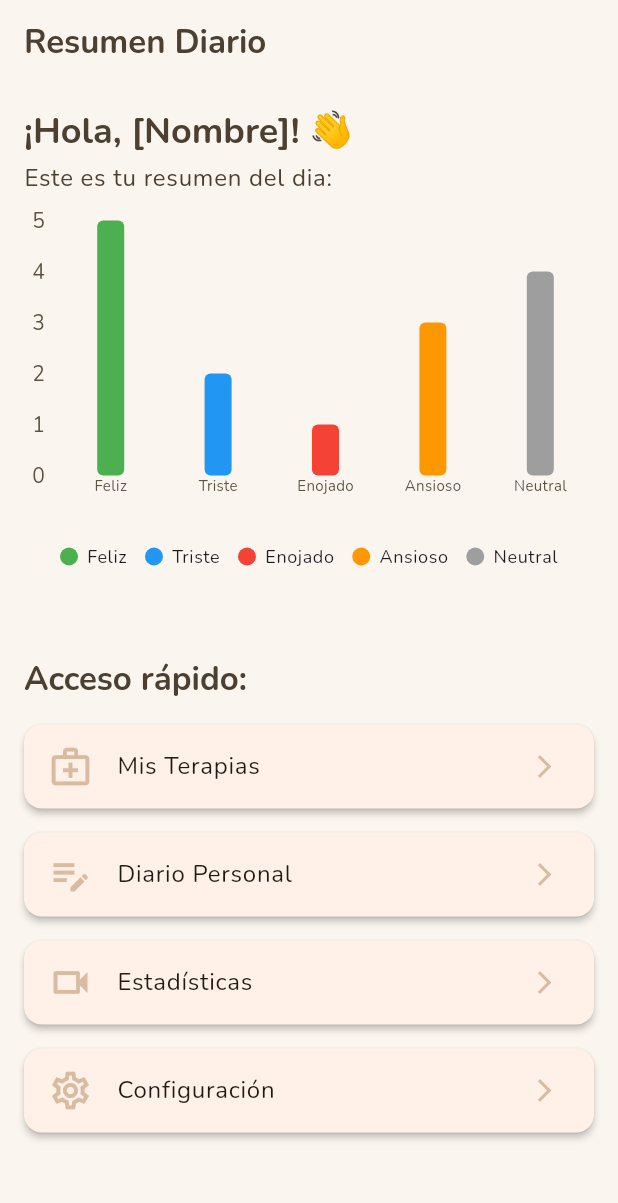
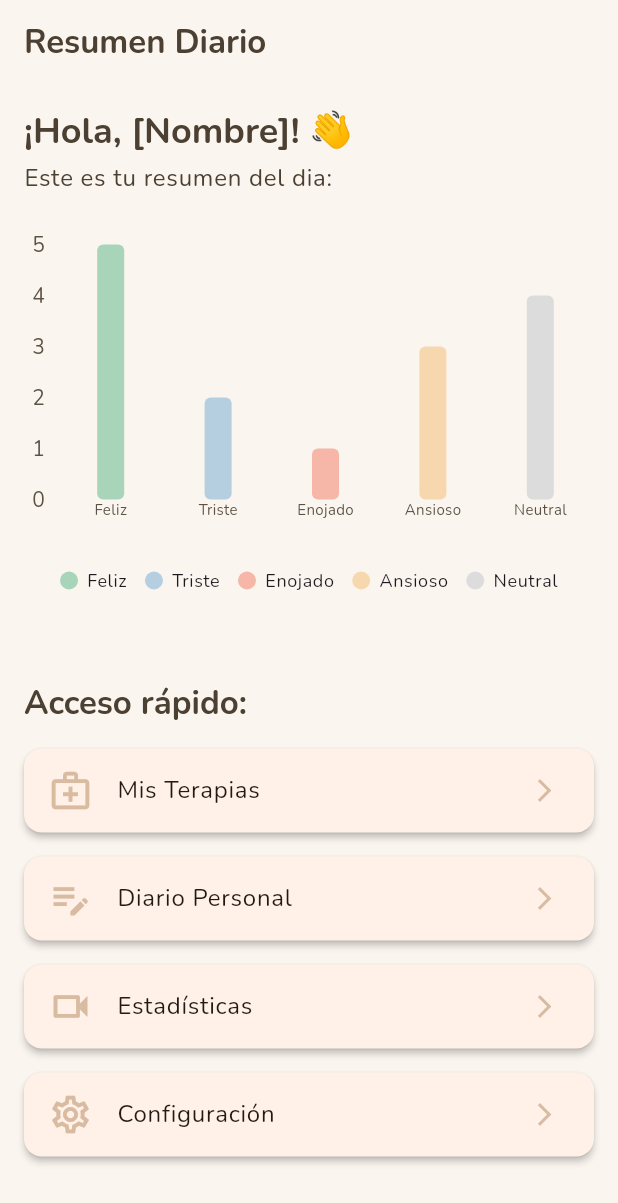
Before and after one commit to CodingAce99/app-rehabilitacion-hector, a Flutter app: the DashboardScreen screen opened directly, on a phone screen of 412 x 824 dp. Shown: the top 1203 px of the screen. Run offline on Flutter 3.47's test engine with Material 3 defaults, Android fonts, the light colour scheme and no system bars; drawn by our look-alikes of fl_chart; our stand-ins replace google_fonts, image_picker, shared_preferences, smooth_page_indicator, youtube_player_flutter; accounts and stored records are empty.

Commit message:
- Agregados comentarios descriptivos
- Agregado provider de Terapias y refactorizado el manejo de estado en los proveedores de Diario y Terapias.

- Se agregó un resumen de las terapias completas y de las entradas del diario en la pantalla principal.

```diff
--- a/lib/core/theme/theme.dart
+++ b/lib/core/theme/theme.dart
@@ -1,3 +1,4 @@
+// Importaciones de librerías y paquetes
 import 'package:flutter/material.dart';
 import 'package:google_fonts/google_fonts.dart';
 
--- a/lib/features/dashboard/screens/dashboard_screen.dart
+++ b/lib/features/dashboard/screens/dashboard_screen.dart
@@ -1,40 +1,73 @@
+// Importaciones de librerías y paquetes
+import 'package:app_rehab/features/dashboard/widgets/resumen_progreso_card.dart';
 import 'package:app_rehab/features/dashboard/widgets/ultima_entrada_card.dart';
 import 'package:app_rehab/features/estadisticas/estadisticas_screen.dart';
 import 'package:flutter/material.dart';
 import 'package:provider/provider.dart';
 
+// Importaciones de otras pantallas y widgets
 import '../../terapias/screens/terapias_screen.dart';
 import '../../diario/screens/diario_screen.dart';
 import '../../diario/screens/detalle_entrada_screen.dart';
 import '../../diario/providers/diario_provider.dart';
+import '../../terapias/providers/terapias_provider.dart';
 import '../../../screens/settings_screen.dart';
 import '../widgets/acceso_rapido_card.dart';
 import '../widgets/resumen_estado_animo_chart.dart';
 
+// Clase que representa la patalla principal (Dashboard) de la aplicación
 class DashboardScreen extends StatelessWidget {
   const DashboardScreen({super.key});
 
   @override
   Widget build(BuildContext context) {
     final diarioProvider = Provider.of<DiarioProvider>(context);
-    final ultimaEntrada =
-        diarioProvider.entradas.isNotEmpty
-            ? diarioProvider.entradas.last
-            : null;
+    final terapiasProvider = Provider.of<TerapiasProvider>(context);
+    final isLoading = diarioProvider.isLoading;
+    final entradas = diarioProvider.entradas;
+    final ultimaEntrada = entradas.isNotEmpty ? entradas.first : null;
+    final cantidadEntradas = diarioProvider.entradas.length;
+    final completadas = terapiasProvider.terapiaCompletadasCount;
 
     return Scaffold(
       appBar: AppBar(title: Text('Resumen Diario')),
-      body: SingleChildScrollView(
+      body:
+          isLoading
+              ? const Center(child: CircularProgressIndicator())
+              : SingleChildScrollView(
                 padding: const EdgeInsets.all(16),
                 child: Column(
                   crossAxisAlignment: CrossAxisAlignment.start,
                   children: [
+                    /// =========================
                     // 1. Encabezado con Saludo
+                    /// =========================
                     _buildSaludo(context),
                     const SizedBox(height: 16),
 
+                    /// ===========================
+                    /// 2. Resumen de Progreso General
+                    /// ===========================
+                    if (cantidadEntradas > 0) ...[
+                      Text(
+                        'Tu progreso:',
+                        style: Theme.of(context).textTheme.titleMedium,
+                      ),
+                      const SizedBox(height: 8),
+                      ResumenProgresoCard(
+                        texto:
+                            'Has registrado $cantidadEntradas entradas en tu diario.',
+                      ),
+                    ],
+                    if (completadas > 0) ...[
+                      ResumenProgresoCard(
+                        texto: 'Has completado $completadas terapias.',
+                      ),
+                    ],
+                    const SizedBox(height: 16),
+
                     /// =================================
-            /// 2. Gráfico Resumen Estado Animico
+                    /// 3. Gráfico Resumen Estado Animico
                     /// =================================
                     SizedBox(
                       height: 260, // altura fija para gráfico + leyenda
@@ -47,18 +80,18 @@ class DashboardScreen extends StatelessWidget {
                           'Neutral': 4,
                         },
                         estadoColores: {
-                  'Feliz': Colors.green, // Éxito / bienestar
-                  'Triste': Colors.blue, // Tranquilidad / tristeza
-                  'Enojado': Colors.red, // Alerta / ira
-                  'Ansioso': Colors.orange, // Energía / ansiedad
-                  'Neutral': Colors.grey, // Estado neutro
+                          'Feliz': const Color(0xFFA8D5BA),
+                          'Triste': const Color(0xFFB5CFE1),
+                          'Enojado': const Color(0xFFF6B6A8),
+                          'Ansioso': const Color(0xFFF7D8AE),
+                          'Neutral': const Color(0xFFDCDCDC),
                         },
                       ),
                     ),
                     const SizedBox(height: 16),
 
                     /// =============================
-            /// 3. Última entrada del Diario
+                    /// 4. Última entrada del Diario
                     /// =============================
                     if (ultimaEntrada != null) ...[
                       Text(
@@ -72,7 +105,9 @@ class DashboardScreen extends StatelessWidget {
                             context,
                             MaterialPageRoute(
                               builder:
-                          (_) => DetalleEntradaScreen(entrada: ultimaEntrada),
+                                  (_) => DetalleEntradaScreen(
+                                    entrada: ultimaEntrada,
+                                  ),
                             ),
                           );
                         },
@@ -81,7 +116,7 @@ class DashboardScreen extends StatelessWidget {
                     SizedBox(height: 16),
 
                     /// ==================================
-            /// 4. Acceso rápido a otras secciones
+                    /// 5. Acceso rápido a otras secciones
                     /// ==================================
                     Text(
                       'Acceso rápido:',
@@ -93,14 +128,17 @@ class DashboardScreen extends StatelessWidget {
                       icon: Icons.medical_services_outlined,
                       titulo: 'Mis Terapias',
                       onTap:
-                  () =>
-                      Navigator.of(context).push(_crearRuta(TerapiasScreen())),
+                          () => Navigator.of(
+                            context,
+                          ).push(_crearRuta(TerapiasScreen())),
                     ),
                     AccesoRapidoCard(
                       icon: Icons.edit_note_outlined,
                       titulo: 'Diario Personal',
                       onTap:
-                  () => Navigator.of(context).push(_crearRuta(DiarioScreen())),
+                          () => Navigator.of(
+                            context,
+                          ).push(_crearRuta(DiarioScreen())),
                     ),
                     // acceso a estadisticas
                     AccesoRapidoCard(
@@ -115,8 +153,9 @@ class DashboardScreen extends StatelessWidget {
                       icon: Icons.settings_outlined,
                       titulo: 'Configuración',
                       onTap:
-                  () =>
-                      Navigator.of(context).push(_crearRuta(SettingsScreen())),
+                          () => Navigator.of(
+                            context,
+                          ).push(_crearRuta(SettingsScreen())),
                     ),
                   ],
                 ),
@@ -146,30 +185,6 @@ class DashboardScreen extends StatelessWidget {
     );
   }
 
-  // Construye cada opción de la lista
-  Widget _buildOption({
-    required BuildContext context,
-    required IconData icon,
-    required String titulo,
-    required VoidCallback onTap,
-  }) {
-    return Card(
-      margin: EdgeInsets.symmetric(vertical: 8),
-      elevation: 2,
-      shape: RoundedRectangleBorder(borderRadius: BorderRadius.circular(12)),
-      child: ListTile(
-        leading: Icon(icon, size: 30, color: Theme.of(context).iconTheme.color),
-        title: Text(titulo, style: Theme.of(context).textTheme.bodyLarge),
-        trailing: Icon(
-          Icons.arrow_forward_ios,
-          size: 18,
-          color: Theme.of(context).iconTheme.color,
-        ),
-        onTap: onTap,
-      ),
-    );
-  }
-
   // Crea una ruta personalizada con una animación de deslizamiento
   Route _crearRuta(Widget destino) {
     return PageRouteBuilder(
--- a/lib/features/diario/providers/diario_provider.dart
+++ b/lib/features/diario/providers/diario_provider.dart
@@ -6,8 +6,10 @@ import 'package:uuid/uuid.dart';
 
 class DiarioProvider with ChangeNotifier {
   List<EntradaDiario> _entradas = [];
+  bool _isLoading = true;
 
   List<EntradaDiario> get entradas => [..._entradas];
+  bool get isLoading => _isLoading;
 
   DiarioProvider() {
     cargarEntradas();
@@ -77,6 +79,8 @@ class DiarioProvider with ChangeNotifier {
       final decoded = json.decode(data) as List;
       _entradas = decoded.map((e) => EntradaDiario.fromJson(e)).toList();
     }
+    _isLoading = false;
+    notifyListeners();
   }
 
   Future<void> guardarEntradas() async {
--- a/lib/features/terapias/models/terapia.dart
+++ b/lib/features/terapias/models/terapia.dart
@@ -1,3 +1,4 @@
+// Clase que representa un modelo de Terapia en la aplicación.
 class Terapia {
   final String titulo; // Título principal
   final String descripcionCorta; // Texto largo explicativo
@@ -5,7 +6,9 @@ class Terapia {
   final String assetImage; // Ruta al asset local (imagen PNG o SVG)
   final List<String> objetivos; // Lista de objetivos terapéuticos
   final List<String> beneficios; // Lista de beneficios o resultados
+  final bool completada; // Estado de la terapia (completada o no)
 
+  // Constructor de la clase Terapia
   Terapia({
     required this.titulo,
     required this.descripcionCorta,
@@ -13,5 +16,28 @@ class Terapia {
     required this.assetImage,
     required this.objetivos,
     required this.beneficios,
+    this.completada = false,
   });
+
+  // factory para crear una instancia de Terapia a partir de un mapa JSON
+  factory Terapia.fromJson(Map<String, dynamic> json) {
+    return Terapia(
+      titulo: json['titulo'] as String,
+      descripcionCorta: json['descripcionCorta'] as String,
+      descripcionLarga: json['descripcionLarga'] as String,
+      assetImage: json['assetImage'] as String,
+      objetivos: List<String>.from(json['objetivos']),
+      beneficios: List<String>.from(json['beneficios']),
+    );
+  }
+
+  // Método para convertir una instancia de Terapia a un mapa JSON
+  Map<String, dynamic> toJson() => {
+    'titulo': titulo,
+    'descripcionCorta': descripcionCorta,
+    'descripcionLarga': descripcionLarga,
+    'assetImage': assetImage,
+    'objetivos': objetivos,
+    'beneficios': beneficios,
+  };
 }
--- /dev/null
+++ b/lib/features/terapias/providers/terapias_provider.dart
@@ -0,0 +1,23 @@
+// Importaciones de librerías y paquetes
+import 'package:flutter/material.dart';
+import '../models/terapia.dart';
+
+// TerapiasProvider con estado (ChangeNotifier)
+class TerapiasProvider with ChangeNotifier {
+  // Lista privada de terapias
+  List<Terapia> _terapias = [];
+
+  // Getter para acceder a la lista de terapias
+  List<Terapia> get terapias => _terapias;
+
+  // Método para cargar terapias de la lista privada
+  void cargarTerapias(List<Terapia> terapias) {
+    _terapias = terapias;
+    notifyListeners();
+  }
+
+  // Método para obtener la cantidad de terapias completadas
+  int get terapiaCompletadasCount {
+    return _terapias.where((t) => t.completada).length;
+  }
+}
--- a/lib/main.dart
+++ b/lib/main.dart
@@ -1,12 +1,15 @@
+// Importaciones de librerías y paquetes
 import 'package:flutter/material.dart'; // Importa los widgets basicos de Flutter
 import 'package:provider/provider.dart'; // Necesario para usar el patrón Provider
 import 'package:shared_preferences/shared_preferences.dart'; // permite leer/escribir configuraciones guardadas localmente
 import 'core/theme/theme_provider.dart'; // Importa el proveedor de tema
 
+// Importaciones de otras pantallas y widgets
 import 'features/diario/providers/diario_provider.dart';
 import 'features/terapias/providers/fichas_provider.dart';
 import 'features/onboarding/screens/onboarding_screen.dart';
 import 'features/dashboard/screens/dashboard_screen.dart';
+import 'features/terapias/providers/terapias_provider.dart';
 import 'core/theme/theme.dart';
 
 // Punto de entrada de la aplicación
@@ -34,6 +37,7 @@ class MyApp extends StatelessWidget {
         // ...(Aquí se definen los providers)...
         ChangeNotifierProvider(create: (_) => ThemeProvider()),
         ChangeNotifierProvider(create: (_) => DiarioProvider()),
+        ChangeNotifierProvider(create: (_) => TerapiasProvider()),
         Provider<FichasProvider>(create: (_) => FichasProvider()),
       ],
       child: Builder(
```
Also changed, not shown: lib/features/dashboard/widgets/resumen_progreso_card.dart (added, +27 -0 lines), 1 other file. Lines whose indentation alone changed are shown as unchanged.
